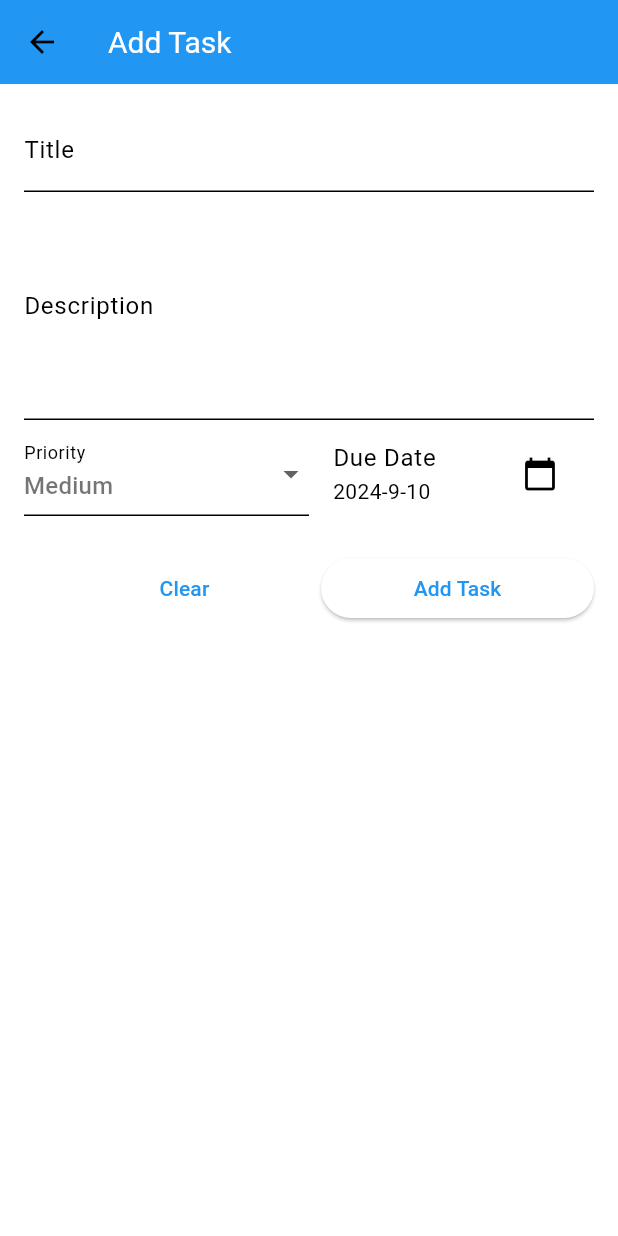
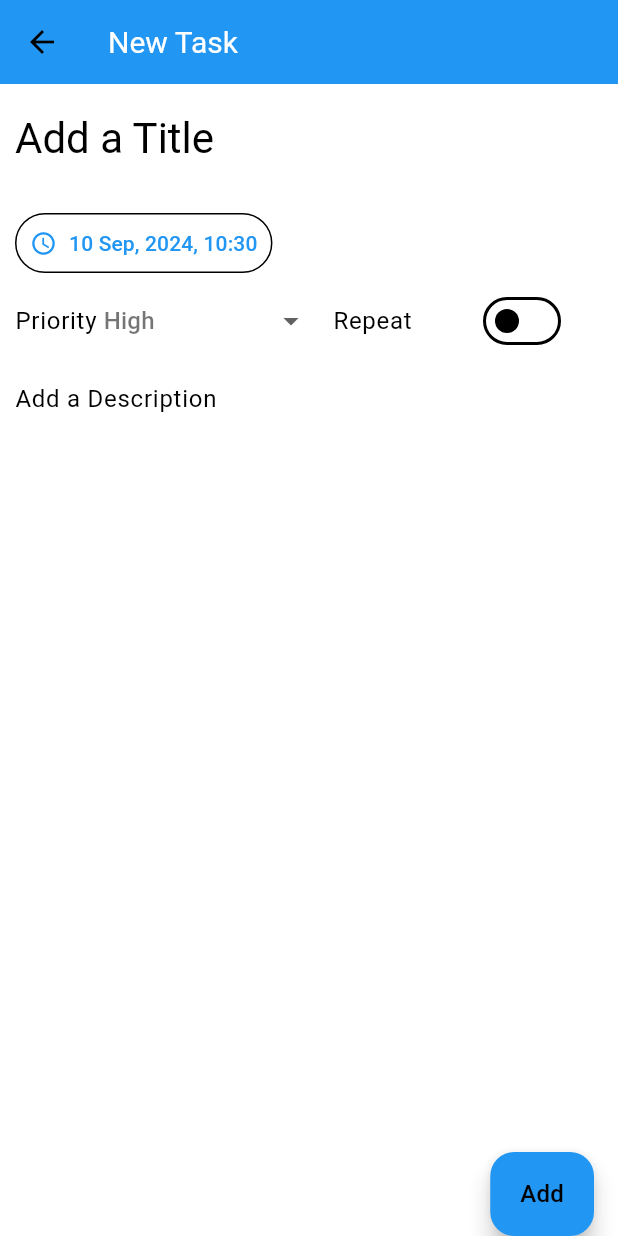
Before and after one commit to anubhavpathak-junglee/task-management-app, a Flutter app: the AddTaskScreen screen opened directly, on a phone screen of 412 x 824 dp. Run offline on Flutter 3.47's test engine with Material 3 defaults, Android fonts, the phone set to English and light mode, and no system bars; our stand-ins replace flutter_riverpod, shared_preferences, sqflite; accounts and stored records are empty.

Commit message:
Enhanced Model and Form Validation
Added Time and Repeat options and validations in Title field

```diff
--- a/lib/models/task.dart
+++ b/lib/models/task.dart
@@ -1,25 +1,39 @@
+import 'package:flutter/material.dart';
+import 'package:intl/intl.dart';
+
 enum Priority { low, medium, high }
 
 class Task {
   int? id;
   String title;
   String description;
-  DateTime dueDate;
+  String dueDateTime;
   Priority priority;
+  bool repeat;
   bool isCompleted;
-  DateTime createdAt = DateTime.now();
+  String createdAt;
 
-  Task({this.id, required this.title, required this.description, required this.dueDate, required this.priority, this.isCompleted = false, required DateTime createdAt});
+  Task({
+    this.id,
+    required this.title,
+    required this.description,
+    required this.dueDateTime,
+    required this.priority,
+    required this.repeat,
+    this.isCompleted = false,
+    required this.createdAt
+  });
 
   Map<String, dynamic> toMap() {
     return {
       'id': id,
       'title': title,
       'description': description,
-      'dueDate': dueDate.toIso8601String(),
+      'dueDateTime': dueDateTime,
       'priority': priority.index,
+      'repeat': repeat ? 1 : 0,
       'isCompleted': isCompleted ? 1 : 0,
-      'createdAt': createdAt.toIso8601String().split('T').first,
+      'createdAt': createdAt
     };
   }
 
@@ -28,10 +42,40 @@ class Task {
       id: map['id'],
       title: map['title'],
       description: map['description'],
-      dueDate: DateTime.parse(map['dueDate']),
+      dueDateTime: map['dueDateTime'],
       priority: Priority.values[map['priority']],
+      repeat: map['repeat'] == 1,
       isCompleted: map['isCompleted'] == 1,
-      createdAt: DateTime.parse(map['createdAt']),
+      createdAt: map['createdAt'],
     );
   }
+
+  DateTime get createdDateTime {
+    return DateFormat('d MMM, y').parse(createdAt);
+  }
+
+  DateTime dateTime() {
+    DateFormat dateFormat = DateFormat('d MMM, y, HH:mm');
+    return dateFormat.parse(dueDateTime);
+  }
+
+  TimeOfDay timeOfDay() {
+    DateFormat dateFormat = DateFormat('d MMM, y, HH:mm');
+    DateTime dateTime = dateFormat.parse(dueDateTime);
+    return TimeOfDay(hour: dateTime.hour, minute: dateTime.minute);
+  }
+
+  static String toStringDateTime(DateTime dateTime, TimeOfDay? time) {
+    if (time != null) {
+      return DateFormat('d MMM, y, HH:mm').format(DateTime(dateTime.year, dateTime.month, dateTime.day, time.hour, time.minute));
+    }
+    return DateFormat('d MMM, y, HH:mm').format(dateTime);
+  }
+
+  void updateDueDate() {
+    if (repeat) {
+      DateTime now = DateTime.now();
+      dueDateTime = Task.toStringDateTime(DateTime(now.year, now.month, now.day+1), timeOfDay());
+    }
+  }
 }
--- a/lib/providers/task_provider.dart
+++ b/lib/providers/task_provider.dart
@@ -50,9 +50,9 @@ class TasksNotifier extends StateNotifier<List<Task>> {
     if (sortBy == 'priority') {
       tasks.sort((a, b) => b.priority.index.compareTo(a.priority.index));
     } else if (sortBy == 'dueDate') {
-      tasks.sort((a, b) => a.dueDate.compareTo(b.dueDate));
+      tasks.sort((a, b) => a.dateTime().compareTo(b.dateTime()));
     } else if (sortBy == 'createdAt') {
-      tasks.sort((a, b) => a.createdAt.compareTo(b.createdAt));
+      tasks.sort((a, b) => a.createdDateTime.compareTo(b.createdDateTime));
     }
   }
 
@@ -66,7 +66,6 @@ class TasksNotifier extends StateNotifier<List<Task>> {
   Future<void> _loadSortPreferences() async {
     final prefs = await SharedPreferences.getInstance();
     sortBy = prefs.getString('sort') ?? 'priority';
-    _sortTasks();
     state = [...tasks];
   }
 
--- a/lib/utils/db_helper.dart
+++ b/lib/utils/db_helper.dart
@@ -38,8 +38,9 @@ class DBHelper {
         id INTEGER PRIMARY KEY AUTOINCREMENT,
         title TEXT NOT NULL,
         description TEXT NOT NULL,
-        dueDate TEXT NOT NULL,
+        dueDateTime TEXT NOT NULL,
         priority INTEGER NOT NULL,
+        repeat INTEGER NOT NULL,
         isCompleted INTEGER NOT NULL,
         createdAt TEXT NOT NULL
       )
--- a/lib/views/screens/add_task.dart
+++ b/lib/views/screens/add_task.dart
@@ -1,5 +1,6 @@
 import 'package:flutter/material.dart';
 import 'package:flutter_riverpod/flutter_riverpod.dart';
+import 'package:intl/intl.dart';
 import 'package:task_manager/models/task.dart';
 import 'package:task_manager/providers/task_provider.dart';
 
@@ -13,21 +14,26 @@ class AddTaskScreen extends ConsumerStatefulWidget {
 class _AddTaskScreenState extends ConsumerState<AddTaskScreen> {
   final _formKey = GlobalKey<FormState>();
 
-  String _title = '';
-  String _description = '';
-  DateTime _dueDate = DateTime.now();
-  Priority _priority = Priority.medium;
+  String title = "";
+  String description= "";
+  DateTime dueDate = DateTime.now();
+  TimeOfDay dueTime = TimeOfDay.now();
+  Priority priority = Priority.low;
+  bool repeat = false;
 
-  Future<void> _pickDueDate() async {
+  Future<void> _pickDueDateTime() async {
     DateTime? pickedDate = await showDatePicker(
       context: context,
-      initialDate: _dueDate,
+      initialDate: dueDate,
       firstDate: DateTime.now(),
       lastDate: DateTime(2101),
     );
-    if (pickedDate != null && pickedDate != _dueDate) {
+    if(!mounted) return;
+    TimeOfDay? pickedTime = await showTimePicker(context: context, initialTime: dueTime);
+    if((pickedTime != null && pickedTime != dueTime) && (pickedDate != null && pickedDate != dueDate)) {
       setState(() {
-        _dueDate = pickedDate;
+        dueDate = pickedDate;
+        dueTime = pickedTime;
       });
     }
   }
@@ -35,17 +41,15 @@ class _AddTaskScreenState extends ConsumerState<AddTaskScreen> {
   void _submitTask() {
     if (_formKey.currentState!.validate()) {
       _formKey.currentState!.save();
-      final DateTime now = DateTime.now();
       final newTask = Task(
-        title: _title,
-        description: _description,
-        dueDate: _dueDate,
-        priority: _priority,
-        createdAt: DateTime(now.year, now.month, now.day),
+        title: title,
+        description: description,
+        dueDateTime: Task.toStringDateTime(dueDate, dueTime),
+        repeat: repeat,
+        priority: priority,
+        createdAt: DateFormat('d MMM, y').format(DateTime.now())
       );
-
       ref.read(tasksNotifierProvider.notifier).addTask(newTask);
-
       Navigator.of(context).pop({'added': true});
     }
   }
@@ -54,94 +58,113 @@ class _AddTaskScreenState extends ConsumerState<AddTaskScreen> {
   Widget build(BuildContext context) {
     return Scaffold(
       appBar: AppBar(
-        title: const Text('Add Task'),
+        title: const Text('New Task'),
       ),
       body: Padding(
-        padding: const EdgeInsets.all(16.0),
+        padding: const EdgeInsets.all(10.0),
         child: Form(
           key: _formKey,
-          child: ListView(
+          child: Column(
             children: [
+
               TextFormField(
+                style: Theme.of(context).textTheme.headlineMedium,
                 decoration: const InputDecoration(
-                  border: UnderlineInputBorder(),
-                  labelText: 'Title'
+                  border: InputBorder.none,
+                  hintText: "Add a Title"
                 ),
                 validator: (value) {
-                  if (value == null || value.isEmpty) {
-                    return 'Please enter a title';
-                  }
+                  if(value == null || value.isEmpty || value.trim() == '' ) return 'Please enter a title';
                   return null;
                 },
-                onSaved: (value) {
-                  _title = value!;
-                },
+                onSaved: (newValue) => setState(() {
+                  title = newValue!;
+                }),
               ),
-              TextFormField(
-                maxLines: 5,
-                decoration: const InputDecoration(
-                  border: UnderlineInputBorder(),
-                  labelText: 'Description'
-                ), onSaved: (value) {
-                  _description = value!;
-                },
+
+              const SizedBox(height: 20,),
+
+              Align(
+                alignment: Alignment.centerLeft,
+                child: OutlinedButton.icon(
+                  style: TextButton.styleFrom(
+                    padding: const EdgeInsets.symmetric(horizontal: 10, vertical: 5)
+                  ),
+                  onPressed: _pickDueDateTime,
+                  label: Text(DateFormat('d MMM, y, HH:mm').format(DateTime(dueDate.year, dueDate.month, dueDate.day, dueTime.hour, dueTime.minute))),
+                  icon: const Icon(Icons.access_time),
+                ),
               ),
+
+              const SizedBox(width: 20,),
+
               Row(
                 mainAxisAlignment: MainAxisAlignment.spaceBetween,
                 children: [
                   Expanded(
                     child: DropdownButtonFormField<Priority>(
-                      value: _priority,
-                      decoration: const InputDecoration(labelText: 'Priority'),
+                      value: Priority.high,
+                      decoration: const InputDecoration(
+                        prefixText: "Priority ",
+                        border: InputBorder.none,
+                      ),
                       items: Priority.values.map((Priority priority) {
                         return DropdownMenuItem<Priority>(
                           value: priority,
                           child: Text(priority.toString().split('.').last[0].toUpperCase() + priority.toString().split('.').last.substring(1)),
                         );
                       }).toList(),
-                      onChanged: (Priority? newValue) {
-                        setState(() {
-                          _priority = newValue!;
-                        });
-                      },
+                      onChanged: (value) {
+                        priority = value!;
+                      }
                     ),
                   ),
                   Expanded(
-                    child: ListTile(
-                      title: const Text("Due Date"),
-                      subtitle: Text(
-                          "${_dueDate.year}-${_dueDate.month}-${_dueDate.day}"),
-                      trailing: const Icon(Icons.calendar_today),
-                      onTap: _pickDueDate,
+                    child: SwitchListTile(
+                      title: const Text("Repeat"),
+                      value: repeat,
+                      onChanged: (value) {
+                        setState(() {
+                          repeat = value;
+                        });
+                      }
                     ),
-                  ),
+                  )
                 ],
               ),
-              const SizedBox(height: 16),
-              Row(
-                mainAxisAlignment: MainAxisAlignment.spaceBetween,
-                children: [
-                  const SizedBox(width: 16),
-                  Expanded(
-                    child: TextButton(
-                      onPressed: () {
-                        _formKey.currentState!.reset();
-                      },
-                      child: const Text('Clear', textAlign: TextAlign.right,),
+
+              Expanded(
+                child: SingleChildScrollView(
+                  child: TextField(
+                    decoration: const InputDecoration(
+                      border: InputBorder.none,
+                      hintText: "Add a Description"
                     ),
+                    maxLines: null,
+                    onChanged: (value) => setState(() {
+                      description = value;
+                    }),
                   ),
-                  Expanded(
-                    child: ElevatedButton(
-                      onPressed: _submitTask,
-                      child: const Text('Add Task'),
-                    ),
-                  ),
-                ],
+                ),
               ),
+
+              const SizedBox(height: 80,)
+
             ],
           ),
         ),
       ),
+
+      floatingActionButton: FloatingActionButton.extended(
+        onPressed: _submitTask,
+        label: Text(
+          "Add",
+          style: Theme.of(context).textTheme.titleMedium!.copyWith(
+            color: Theme.of(context).colorScheme.onSecondary,
+          ),
+        ),
+      ),
+      floatingActionButtonLocation: FloatingActionButtonLocation.endDocked,
     );
   }
 }
--- a/lib/views/widgets/sort_options.dart
+++ b/lib/views/widgets/sort_options.dart
@@ -10,7 +10,8 @@ class SortOptions extends ConsumerWidget {
     final sortBy = ref.watch(tasksNotifierProvider.notifier).sortBy;
     final selectedDate = ref.watch(tasksNotifierProvider.notifier).selectedDate;
 
-    return Column(
+    return SafeArea(
+      child: Column(
         mainAxisSize: MainAxisSize.min,
         children: [
           ListTile(
@@ -42,6 +43,7 @@ class SortOptions extends ConsumerWidget {
             },
           ),
         ],
+      ),
     );
   }
 }
--- a/lib/views/widgets/task_item.dart
+++ b/lib/views/widgets/task_item.dart
@@ -1,6 +1,5 @@
 import 'package:flutter/material.dart';
 import 'package:flutter_riverpod/flutter_riverpod.dart';
-import 'package:intl/intl.dart';
 import 'package:task_manager/models/task.dart';
 import 'package:task_manager/providers/task_provider.dart';
 import 'package:task_manager/views/screens/task_details_screen.dart';
@@ -52,7 +51,18 @@ class _TaskItemState extends ConsumerState<TaskItem> {
                 Column(
                   crossAxisAlignment: CrossAxisAlignment.start,
                   children: [
-                    Text('Due on ${DateFormat('MMM d, yyyy').format(task.dueDate)}', style: Theme.of(context).textTheme.labelSmall!),
+                    Text.rich(
+                      TextSpan(
+                        children: [
+                          if(task.repeat)
+                          const WidgetSpan(child: Icon(Icons.repeat, size: 14,)),
+                          TextSpan(
+                            text: ' Due on ${task.dueDateTime}',
+                            style: Theme.of(context).textTheme.labelSmall!,
+                          )
+                        ]
+                      )
+                    ),
                     const SizedBox(height: 10),
                     Text(task.title.length > 25 ? '${task.title.substring(0, 25)}...' : task.title, style: Theme.of(context).textTheme.titleMedium!),
                     Text(task.description.length > 25 ? '${task.description.substring(0, 25)}...' : task.description, style: Theme.of(context).textTheme.bodyMedium),
```
Also changed, not shown: lib/constants/dummy_tasks.dart (deleted, +0 -58 lines), lib/views/screens/task_details_screen.dart (+41 -33 lines). Lines whose indentation alone changed are shown as unchanged.
